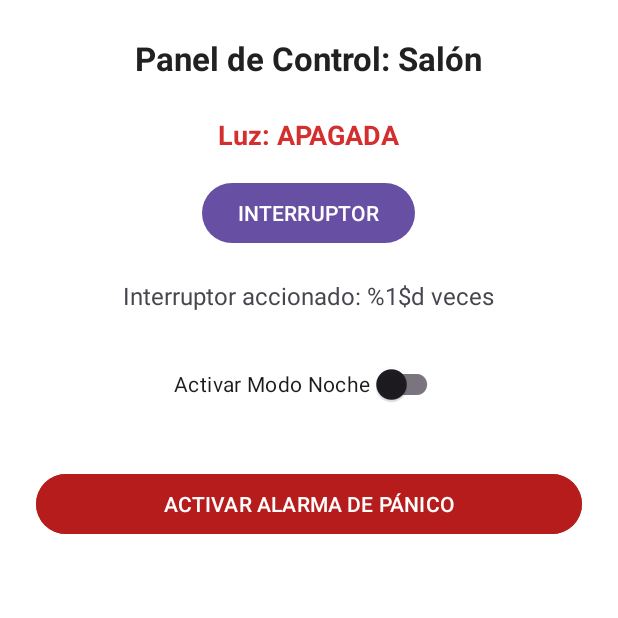
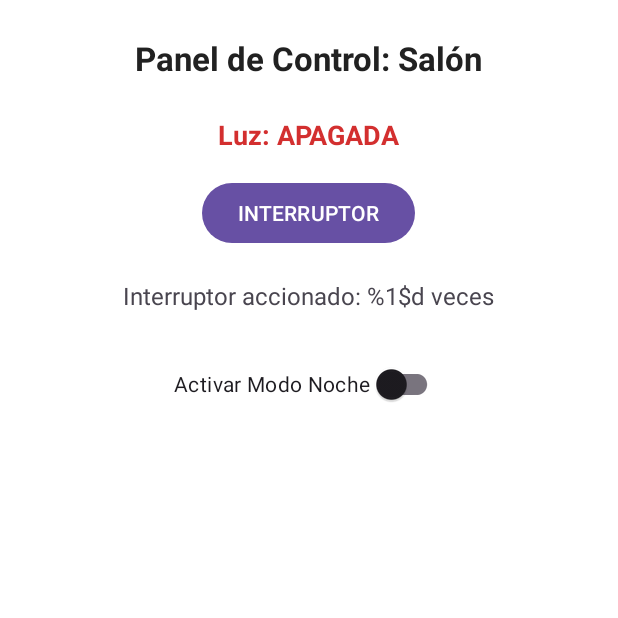
Before and after one commit to aroaher07-hub/Tarea-Git-Xabi-Aroa, an Android app: the screen it shows after launch (MainActivity), on a phone screen of 412 x 824 dp, the top half of it. Run offline under Robolectric (Android 15) with nearby library versions, the phone set to English and light mode, and no system bars.

Commit message:
Revert "feat: boton de panico de emergencia"
This reverts commit e6a955743ec1be7bdb11fbf0cc0be281b600dac0.

```diff
--- a/app/src/main/java/com/example/tareagit_xabi_aroa/MainActivity.java
+++ b/app/src/main/java/com/example/tareagit_xabi_aroa/MainActivity.java
@@ -5,8 +5,6 @@ import android.view.View;
 import android.widget.Button;
 import android.widget.LinearLayout;
 import android.widget.TextView;
-import android.widget.Toast;
-
 import androidx.appcompat.app.AppCompatActivity;
 import androidx.core.content.ContextCompat;
 
@@ -30,8 +28,6 @@ public class MainActivity extends AppCompatActivity {
     private TextView tvTitulo;
 
     // TODO RAMA feature/boton-panico: Declarar referencia a btnPanico
-
-    private Button btnPanico;
 
     @Override
     protected void onCreate(Bundle savedInstanceState) {
@@ -86,12 +82,5 @@ public class MainActivity extends AppCompatActivity {
         });
 
         // TODO RAMA feature/boton-panico: Configurar listener del botón de pánico
-        btnPanico = findViewById(R.id.btnPanico);
-        btnPanico.setOnClickListener(new View.OnClickListener() {
-            @Override
-            public void onClick(View v) {
-                Toast.makeText(MainActivity.this, R.string.toast_alerta_panico, Toast.LENGTH_LONG).show();
-            }
-        });
     }
 }
--- a/app/src/main/res/layout/activity_main.xml
+++ b/app/src/main/res/layout/activity_main.xml
@@ -67,13 +67,5 @@
         Insertar aquí un Button rojo con id 'btnPanico' para
         disparar una alerta crítica que posteriormente será revertida con git revert.
     -->
-    <Button
-        android:id="@+id/btnPanico"
-        android:layout_width="match_parent"
-        android:layout_height="wrap_content"
-        android:layout_marginTop="32dp"
-        android:text="@string/btn_panico_text"
-        android:backgroundTint="@color/alerta_panico"
-        android:textColor="#FFFFFF" />
 
 </LinearLayout>
--- a/app/src/main/res/values/strings.xml
+++ b/app/src/main/res/values/strings.xml
@@ -4,8 +4,6 @@
     <string name="estado_luz_apagada">Luz: APAGADA</string>
     <string name="estado_luz_encendida">Luz: ENCENDIDA</string>
     <string name="btn_interruptor">INTERRUPTOR</string>
-    <string name="btn_panico_text">ACTIVAR ALARMA DE PÁNICO</string>
-    <string name="toast_alerta_panico">¡¡ALARMA ENVIADA A LA CENTRAL DE EMERGENCIAS!!</string>
 
     <string name="texto_contador">Interruptor accionado: %1$d veces</string>
 
```
